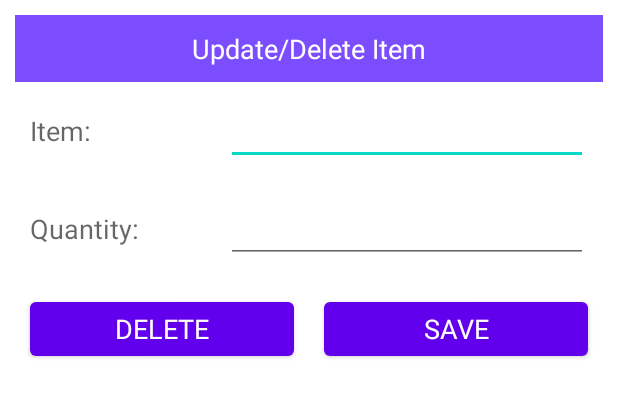
After one commit to Sahitya02/OOP-Aegis, an Android app: the layout update_input.xml on its own in the app's theme, with its tools: preview values and no code run, on a phone screen of 412 x 824 dp. The commit adds this screen. Shown: the top 397 px of the screen. Run offline under Robolectric (Android 15) with nearby library versions, the phone set to English and light mode, and no system bars.

Commit message:
Update,Delete

```diff
--- a/Aegis-master/app/build.gradle
+++ b/Aegis-master/app/build.gradle
@@ -36,6 +36,9 @@ dependencies {
     implementation 'androidx.constraintlayout:constraintlayout:1.1.3'
     implementation 'com.google.firebase:firebase-auth:19.2.0'
     implementation 'com.google.firebase:firebase-database:19.5.1'
+    implementation platform('com.google.firebase:firebase-bom:26.1.0')
+    implementation 'com.google.firebase:firebase-analytics'
+    implementation 'com.firebaseui:firebase-ui-database:4.3.2'
     testImplementation 'junit:junit:4.+'
     androidTestImplementation 'androidx.test.ext:junit:1.1.1'
     androidTestImplementation 'androidx.test.espresso:espresso-core:3.2.0'
--- a/Aegis-master/app/src/main/res/layout/toolbar.xml
+++ b/Aegis-master/app/src/main/res/layout/toolbar.xml
@@ -5,6 +5,6 @@
     android:layout_width="match_parent"
     android:background="@drawable/toolbar"
     app:popupTheme="@style/Base.ThemeOverlay.AppCompat.Dark"
-    android:Theme="@style/Base.ThemeOverlay.AppCompat.Dark"
+    android:theme="@style/ThemeOverlay.AppCompat.Dark"
     android:layout_height="wrap_content">
 </androidx.appcompat.widget.Toolbar>
--- /dev/null
+++ b/Aegis-master/app/src/main/res/layout/update_input.xml
@@ -0,0 +1,116 @@
+<?xml version="1.0" encoding="utf-8"?>
+<LinearLayout
+    xmlns:android="http://schemas.android.com/apk/res/android" android:layout_width="match_parent"
+    android:layout_height="match_parent"
+    android:orientation="vertical">
+    <ScrollView
+        android:layout_width="match_parent"
+        android:layout_height="wrap_content">
+        <LinearLayout
+            android:layout_width="match_parent"
+            android:layout_height="wrap_content"
+            android:orientation="vertical"
+            android:layout_margin="10dp">
+            <TextView
+                android:layout_width="match_parent"
+                android:layout_height="wrap_content"
+                android:background="@color/deeppurple"
+                android:text="Update/Delete Item"
+                android:gravity="center"
+                android:padding="10dp"
+                android:textColor="@color/white"
+                android:textAppearance="?android:textAppearanceMedium">
+            </TextView>
+
+            <LinearLayout
+                android:layout_width="match_parent"
+                android:layout_height="wrap_content"
+                android:orientation="horizontal">
+                <RelativeLayout
+                    android:layout_width="0dp"
+                    android:layout_height="wrap_content"
+                    android:layout_weight="1">
+                    <TextView
+                        android:layout_width="match_parent"
+                        android:layout_height="wrap_content"
+                        android:text="Item: "
+                        android:layout_margin="10dp"
+                        android:textAppearance="?android:textAppearanceMedium">
+                    </TextView>
+                </RelativeLayout>
+                <RelativeLayout
+                    android:layout_width="0dp"
+                    android:layout_height="wrap_content"
+                    android:layout_weight="2">
+                    <EditText
+                        android:layout_width="match_parent"
+                        android:layout_height="wrap_content"
+                        android:layout_margin="10dp"
+                        android:id="@+id/Edit_item">
+                    </EditText>
+                </RelativeLayout>
+            </LinearLayout>
+
+            <LinearLayout
+                android:layout_width="match_parent"
+                android:layout_height="wrap_content"
+                android:orientation="horizontal">
+                <RelativeLayout
+                    android:layout_width="0dp"
+                    android:layout_height="wrap_content"
+                    android:layout_weight="1">
+                    <TextView
+                        android:layout_width="match_parent"
+                        android:layout_height="wrap_content"
+                        android:text="Quantity: "
+                        android:layout_margin="10dp"
+                        android:textAppearance="?android:textAppearanceMedium">
+                    </TextView>
+                </RelativeLayout>
+                <RelativeLayout
+                    android:layout_width="0dp"
+                    android:layout_height="wrap_content"
+                    android:layout_weight="2">
+                    <EditText
+                        android:layout_width="match_parent"
+                        android:layout_height="wrap_content"
+                        android:layout_margin="10dp"
+                        android:id="@+id/Edit_quantity">
+                    </EditText>
+                </RelativeLayout>
+            </LinearLayout>
+            <LinearLayout
+                android:layout_width="match_parent"
+                android:layout_height="wrap_content"
+                android:orientation="horizontal">
+                <RelativeLayout
+                    android:layout_width="0dp"
+                    android:layout_weight="1"
+                    android:layout_height="wrap_content">
+                    <Button
+                        android:layout_width="match_parent"
+                        android:layout_height="wrap_content"
+                        android:layout_margin="10dp"
+                        android:text="DELETE"
+                        android:textAppearance="?android:textAppearanceMedium"
+                        android:id="@+id/grocery_delete">
+                    </Button>
+                </RelativeLayout>
+                <RelativeLayout
+                    android:layout_width="0dp"
+                    android:layout_weight="1"
+                    android:layout_height="wrap_content">
+                    <Button
+                        android:layout_width="match_parent"
+                        android:layout_height="wrap_content"
+                        android:layout_margin="10dp"
+                        android:text="SAVE"
+                        android:textAppearance="?android:textAppearanceMedium"
+                        android:id="@+id/grocery_update">
+                    </Button>
+                </RelativeLayout>
+            </LinearLayout>
+
+        </LinearLayout>
+    </ScrollView>
+</LinearLayout>
--- a/Aegis-master/app/src/main/res/mipmap-anydpi-v26/ic_launcher.xml
+++ b/Aegis-master/app/src/main/res/mipmap-anydpi-v26/ic_launcher.xml
@@ -1,5 +1,5 @@
 <?xml version="1.0" encoding="utf-8"?>
 <adaptive-icon xmlns:android="http://schemas.android.com/apk/res/android">
     <background android:drawable="@drawable/ic_launcher_background"/>
-    <foreground android:drawable="@drawable/add"/>
+    <foreground android:drawable="@drawable/ic_baseline_add_24"/>
 </adaptive-icon>
--- a/Aegis-master/app/src/main/res/mipmap-anydpi-v26/ic_launcher_round.xml
+++ b/Aegis-master/app/src/main/res/mipmap-anydpi-v26/ic_launcher_round.xml
@@ -1,5 +1,5 @@
 <?xml version="1.0" encoding="utf-8"?>
 <adaptive-icon xmlns:android="http://schemas.android.com/apk/res/android">
     <background android:drawable="@drawable/ic_launcher_background"/>
-    <foreground android:drawable="@drawable/add"/>
+    <foreground android:drawable="@drawable/ic_baseline_add_24"/>
 </adaptive-icon>
```
Also changed, not shown: Aegis-master/app/src/main/java/Model/Data.java (added, +50 -0 lines), Aegis-master/app/src/main/java/com/example/aegis/DashboardActivity.java (+32 -0 lines), Aegis-master/app/src/main/java/com/example/aegis/Grocery.java (+180 -1 lines), Aegis-master/app/src/main/res/drawable/ic_logout.xml (added, +14 -0 lines), Aegis-master/app/src/main/res/layout/item_data.xml (added, +59 -0 lines), Aegis-master/app/src/main/res/menu/main_menu.xml (added, +9 -0 lines), 1 other file.
